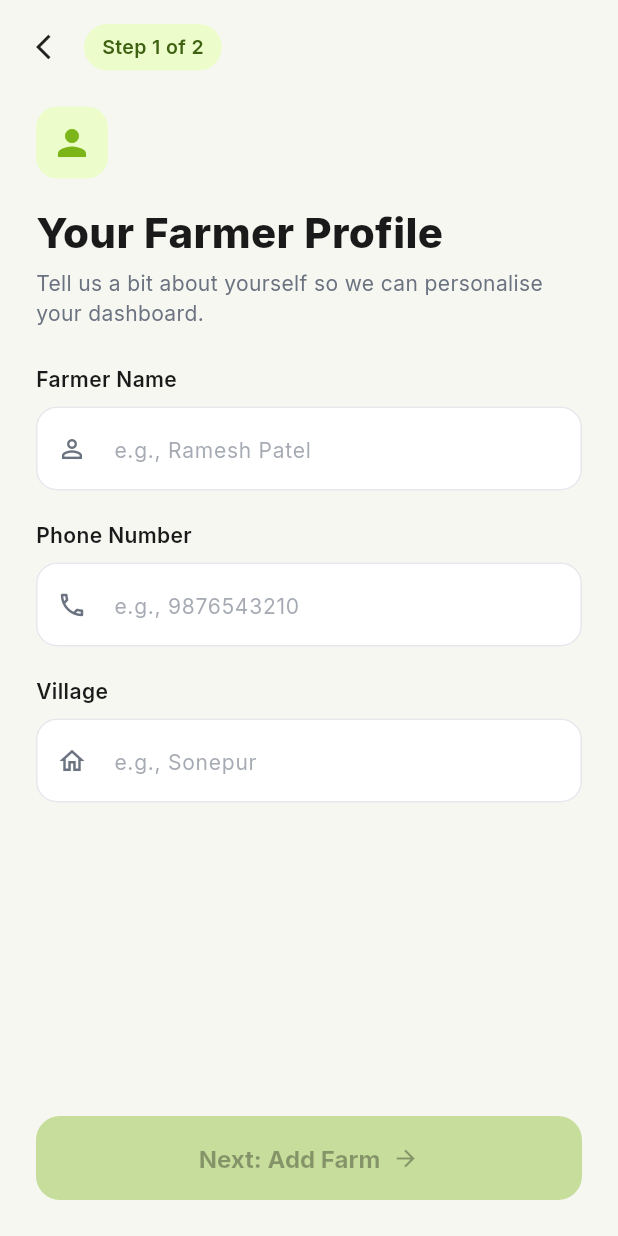
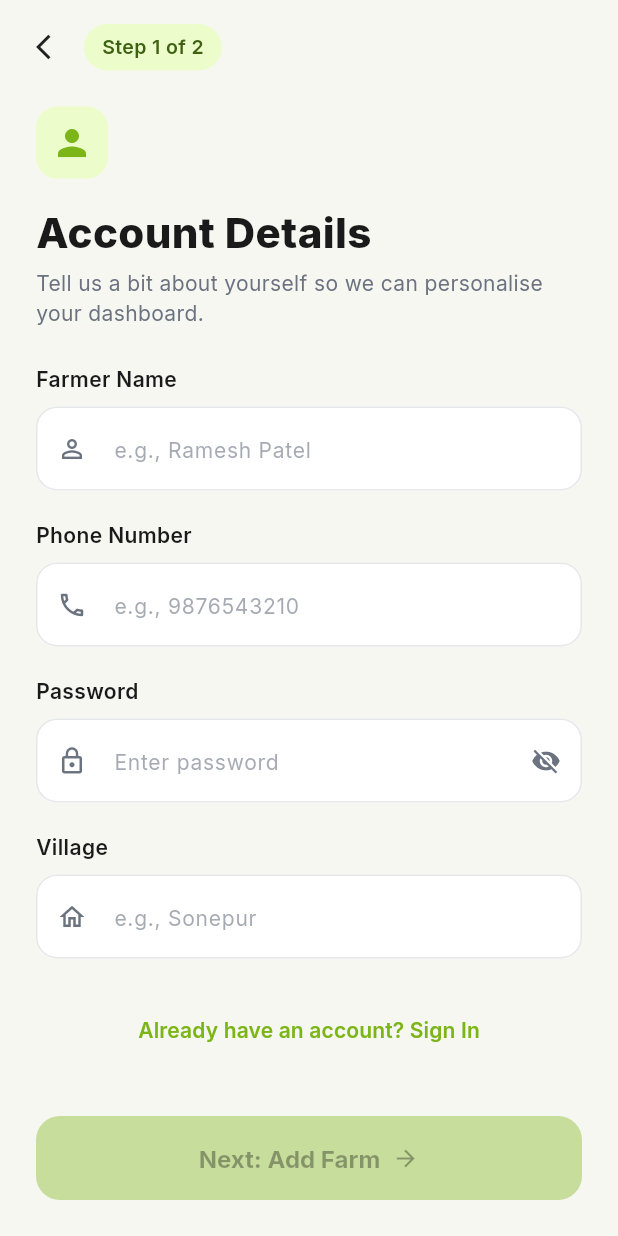
Before and after one commit to rohanpisal9898/Kisaan_Mitra, a Flutter app: the FarmerProfileScreen screen opened directly with empty values, on a phone screen of 412 x 824 dp. Run offline on Flutter 3.47's test engine with Material 3 defaults, Android fonts, the phone set to English and light mode, and no system bars; our stand-ins replace google_fonts, shared_preferences; missing offline and left inert: dart:html; accounts and stored records are empty.

Commit message:
Add Account Details screen header, password protection field, and Sign In option

```diff
--- a/flutter_app/lib/l10n/app_localizations.dart
+++ b/flutter_app/lib/l10n/app_localizations.dart
@@ -24,10 +24,12 @@ class AppLocalizations {
       'lang_hindi': 'Hindi',
       'lang_marathi': 'Marathi',
 
-      // Farmer Profile (Step 1)
+      // Farmer Profile & Account (Step 1)
       'step_1_of_2': 'Step 1 of 2',
-      'your_farmer_profile': 'Your Farmer Profile',
+      'your_farmer_profile': 'Account Details',
       'profile_subtitle': 'Tell us a bit about yourself so we can personalise your dashboard.',
+      'account_details': 'Account Details',
+      'account_subtitle': 'Manage your farm account credentials and profile.',
       'farmer_name': 'Farmer Name',
       'farmer_name_hint': 'e.g., Ramesh Patel',
       'village': 'Village',
@@ -39,6 +41,12 @@ class AppLocalizations {
       'select_state': 'Select State',
       'select_district': 'Select District',
       'next_add_farm': 'Next: Add Farm',
+      'password': 'Password',
+      'password_hint': 'Enter password',
+      'sign_in': 'Sign In',
+      'create_account': 'Create Account',
+      'already_have_account': 'Already have an account? Sign In',
+      'dont_have_account': "Don't have an account? Create One",
 
       // Add Farm (Step 2)
       'step_2_of_2': 'Step 2 of 2',
@@ -91,10 +99,12 @@ class AppLocalizations {
       'lang_hindi': 'हिन्दी',
       'lang_marathi': 'मराठी',
 
-      // Farmer Profile (Step 1)
+      // Farmer Profile & Account (Step 1)
       'step_1_of_2': 'चरण 1 / 2',
-      'your_farmer_profile': 'आपकी किसान प्रोफ़ाइल',
+      'your_farmer_profile': 'खाता विवरण',
       'profile_subtitle': 'अपने बारे में थोड़ा बताएं ताकि हम आपका डैशबोर्ड अनुकूलित कर सकें।',
+      'account_details': 'खाता विवरण',
+      'account_subtitle': 'अपने फार्म खाते की जानकारी और प्रोफाइल प्रबंधित करें।',
       'farmer_name': 'किसान का नाम',
       'farmer_name_hint': 'उदा., रमेश पटेल',
       'village': 'गांव',
@@ -106,6 +116,12 @@ class AppLocalizations {
       'select_state': 'राज्य चुनें',
       'select_district': 'जिला चुनें',
       'next_add_farm': 'अगला: खेत जोड़ें',
+      'password': 'पासवर्ड',
+      'password_hint': 'पासवर्ड दर्ज करें',
+      'sign_in': 'साइन इन करें',
+      'create_account': 'खाता बनाएं',
+      'already_have_account': 'क्या आपके पास पहले से खाता है? साइन इन करें',
+      'dont_have_account': 'खाता नहीं है? नया बनाएं',
 
       // Add Farm (Step 2)
       'step_2_of_2': 'चरण 2 / 2',
@@ -158,10 +174,12 @@ class AppLocalizations {
       'lang_hindi': 'हिन्दी',
       'lang_marathi': 'मराठी',
 
-      // Farmer Profile (Step 1)
+      // Farmer Profile & Account (Step 1)
       'step_1_of_2': 'पायरी 1 / 2',
-      'your_farmer_profile': 'तुमची शेतकरी प्रोफाइल',
+      'your_farmer_profile': 'खाते तपशील',
       'profile_subtitle': 'तुमचे डॅशबोर्ड वैयक्तिकृत करण्यासाठी स्वतःबद्दल थोडे सांगा.',
+      'account_details': 'खाते तपशील',
+      'account_subtitle': 'तुमच्या फार्म खात्याची माहिती आणि प्रोफाइल व्यवस्थापित करा.',
       'farmer_name': 'शेतकऱ्याचे नाव',
       'farmer_name_hint': 'उदा., रमेश पाटील',
       'village': 'गाव',
@@ -173,6 +191,12 @@ class AppLocalizations {
       'select_state': 'राज्य निवडा',
       'select_district': 'जिल्हा निवडा',
       'next_add_farm': 'पुढे: शेत जोडा',
+      'password': 'पासवर्ड',
+      'password_hint': 'पासवर्ड टाका',
+      'sign_in': 'साइन इन करा',
+      'create_account': 'खाते तयार करा',
+      'already_have_account': 'आधीपासून खाते आहे? साइन इन करा',
+      'dont_have_account': 'खाते नाही? नवीन तयार करा',
 
       // Add Farm (Step 2)
       'step_2_of_2': 'पायरी 2 / 2',
@@ -268,4 +292,12 @@ class AppLocalizations {
   String get navPest => get('nav_pest');
   String get navWallet => get('nav_wallet');
   String get navProfile => get('nav_profile');
+  String get accountDetails => get('account_details');
+  String get accountSubtitle => get('account_subtitle');
+  String get password => get('password');
+  String get passwordHint => get('password_hint');
+  String get signIn => get('sign_in');
+  String get createAccount => get('create_account');
+  String get alreadyHaveAccount => get('already_have_account');
+  String get dontHaveAccount => get('dont_have_account');
 }
--- a/flutter_app/lib/screens/farmer_profile_screen.dart
+++ b/flutter_app/lib/screens/farmer_profile_screen.dart
@@ -4,9 +4,10 @@ import 'package:google_fonts/google_fonts.dart';
 import '../theme/app_theme.dart';
 import '../l10n/app_localizations.dart';
 import 'add_farm_screen.dart';
+import 'dashboard_screen.dart';
 
-/// Farmer Profile screen (Step 1 of 2).
-/// Collects: Farmer Name, Phone Number (for login/account), Village.
+/// Account Details / Sign In screen (Step 1 of 2).
+/// Collects: Farmer Name, Phone Number, Password, Village (for registration) or Phone + Password (for Sign In).
 class FarmerProfileScreen extends StatefulWidget {
   final String language;
 
@@ -20,7 +21,11 @@ class _FarmerProfileScreenState extends State<FarmerProfileScreen> {
   late AppLocalizations _l10n;
   final _nameController = TextEditingController();
   final _phoneController = TextEditingController();
+  final _passwordController = TextEditingController();
   final _villageController = TextEditingController();
+
+  bool _isSignInMode = false;
+  bool _obscurePassword = true;
 
   @override
   void initState() {
@@ -40,15 +45,17 @@ class _FarmerProfileScreenState extends State<FarmerProfileScreen> {
             children: [
               const SizedBox(height: 16),
 
-              // Back + Step indicator
+              // Back + Step indicator (only in Register mode)
               Row(
                 children: [
                   GestureDetector(
                     onTap: () => Navigator.of(context).pop(),
                     child: const Icon(Icons.arrow_back_ios, size: 20),
                   ),
+                  if (!_isSignInMode) ...[
                     const SizedBox(width: 12),
                     _buildStepIndicator(),
+                  ],
                 ],
               ),
 
@@ -62,14 +69,18 @@ class _FarmerProfileScreenState extends State<FarmerProfileScreen> {
                   color: AppColors.chipBg,
                   borderRadius: BorderRadius.circular(14),
                 ),
-                child: const Icon(Icons.person, color: AppColors.primary, size: 28),
+                child: Icon(
+                  _isSignInMode ? Icons.lock_outline : Icons.person,
+                  color: AppColors.primary,
+                  size: 28,
+                ),
               ),
 
               const SizedBox(height: 16),
 
-              // Title
+              // Title & Subtitle
               Text(
-                _l10n.yourFarmerProfile,
+                _isSignInMode ? _l10n.signIn : _l10n.accountDetails,
                 style: GoogleFonts.inter(
                   fontSize: 28,
                   fontWeight: FontWeight.w800,
@@ -78,7 +89,9 @@ class _FarmerProfileScreenState extends State<FarmerProfileScreen> {
               ),
               const SizedBox(height: 4),
               Text(
-                _l10n.profileSubtitle,
+                _isSignInMode
+                    ? 'Welcome back! Sign in to access your farm dashboard.'
+                    : _l10n.profileSubtitle,
                 style: GoogleFonts.inter(
                   fontSize: 14,
                   color: AppColors.textSecondary,
@@ -94,6 +107,7 @@ class _FarmerProfileScreenState extends State<FarmerProfileScreen> {
                   child: Column(
                     crossAxisAlignment: CrossAxisAlignment.start,
                     children: [
+                      if (!_isSignInMode) ...[
                         // Farmer Name
                         _buildLabel(_l10n.farmerName),
                         const SizedBox(height: 8),
@@ -103,8 +117,8 @@ class _FarmerProfileScreenState extends State<FarmerProfileScreen> {
                           icon: Icons.person_outline,
                           keyboardType: TextInputType.name,
                         ),
-
                         const SizedBox(height: 20),
+                      ],
 
                       // Phone Number (10 digits only)
                       _buildLabel(_l10n.phoneNumber),
@@ -122,6 +136,13 @@ class _FarmerProfileScreenState extends State<FarmerProfileScreen> {
 
                       const SizedBox(height: 20),
 
+                      // Password Field
+                      _buildLabel(_l10n.password),
+                      const SizedBox(height: 8),
+                      _buildPasswordField(),
+
+                      if (!_isSignInMode) ...[
+                        const SizedBox(height: 20),
                         // Village
                         _buildLabel(_l10n.village),
                         const SizedBox(height: 8),
@@ -131,20 +152,55 @@ class _FarmerProfileScreenState extends State<FarmerProfileScreen> {
                           icon: Icons.home_outlined,
                           keyboardType: TextInputType.text,
                         ),
+                      ],
 
-                      const SizedBox(height: 32),
+                      const SizedBox(height: 24),
+
+                      // Toggle between Sign In & Create Account
+                      Center(
+                        child: TextButton(
+                          onPressed: () {
+                            setState(() {
+                              _isSignInMode = !_isSignInMode;
+                            });
+                          },
+                          child: Text(
+                            _isSignInMode
+                                ? _l10n.dontHaveAccount
+                                : _l10n.alreadyHaveAccount,
+                            style: GoogleFonts.inter(
+                              fontSize: 14,
+                              fontWeight: FontWeight.w600,
+                              color: AppColors.primary,
+                            ),
+                          ),
+                        ),
+                      ),
+
+                      const SizedBox(height: 16),
                     ],
                   ),
                 ),
               ),
 
-              // Next button
+              // Action Button (Next: Add Farm or Sign In)
               SizedBox(
                 width: double.infinity,
                 height: 56,
                 child: ElevatedButton(
                   onPressed: _canProceed()
                       ? () {
+                          if (_isSignInMode) {
+                            // Direct sign in to Dashboard
+                            Navigator.of(context).pushReplacement(
+                              MaterialPageRoute(
+                                builder: (_) => DashboardScreen(
+                                  language: widget.language,
+                                ),
+                              ),
+                            );
+                          } else {
+                            // Proceed to Step 2: Add Farm
                             Navigator.of(context).push(
                               MaterialPageRoute(
                                 builder: (_) => AddFarmScreen(
@@ -155,6 +211,7 @@ class _FarmerProfileScreenState extends State<FarmerProfileScreen> {
                                 ),
                               ),
                             );
+                          }
                         }
                       : null,
                   style: ElevatedButton.styleFrom(
@@ -169,14 +226,17 @@ class _FarmerProfileScreenState extends State<FarmerProfileScreen> {
                     mainAxisAlignment: MainAxisAlignment.center,
                     children: [
                       Text(
-                        _l10n.nextAddFarm,
+                        _isSignInMode ? _l10n.signIn : _l10n.nextAddFarm,
                         style: GoogleFonts.inter(
                           fontSize: 16,
                           fontWeight: FontWeight.w700,
                         ),
                       ),
                       const SizedBox(width: 8),
-                      const Icon(Icons.arrow_forward, size: 18),
+                      Icon(
+                        _isSignInMode ? Icons.login : Icons.arrow_forward,
+                        size: 18,
+                      ),
                     ],
                   ),
                 ),
@@ -191,8 +251,13 @@ class _FarmerProfileScreenState extends State<FarmerProfileScreen> {
   }
 
   bool _canProceed() {
+    if (_isSignInMode) {
+      return _phoneController.text.trim().length == 10 &&
+          _passwordController.text.trim().isNotEmpty;
+    }
     return _nameController.text.trim().isNotEmpty &&
-        _phoneController.text.trim().length == 10;
+        _phoneController.text.trim().length == 10 &&
+        _passwordController.text.trim().isNotEmpty;
   }
 
   Widget _buildStepIndicator() {
@@ -243,10 +308,39 @@ class _FarmerProfileScreenState extends State<FarmerProfileScreen> {
     );
   }
 
+  Widget _buildPasswordField() {
+    return TextField(
+      controller: _passwordController,
+      obscureText: _obscurePassword,
+      onChanged: (_) => setState(() {}),
+      decoration: InputDecoration(
+        hintText: _l10n.passwordHint,
+        prefixIcon: const Icon(
+          Icons.lock_outline,
+          color: AppColors.textSecondary,
+          size: 20,
+        ),
+        suffixIcon: IconButton(
+          icon: Icon(
+            _obscurePassword ? Icons.visibility_off : Icons.visibility,
+            color: AppColors.textSecondary,
+            size: 20,
+          ),
+          onPressed: () {
+            setState(() {
+              _obscurePassword = !_obscurePassword;
+            });
+          },
+        ),
+      ),
+    );
+  }
+
   @override
   void dispose() {
     _nameController.dispose();
     _phoneController.dispose();
+    _passwordController.dispose();
     _villageController.dispose();
     super.dispose();
   }
```
Lines whose indentation alone changed are shown as unchanged.
